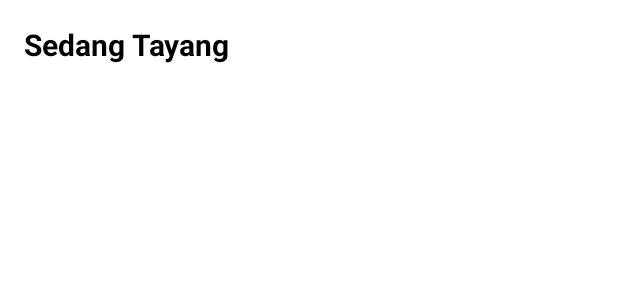
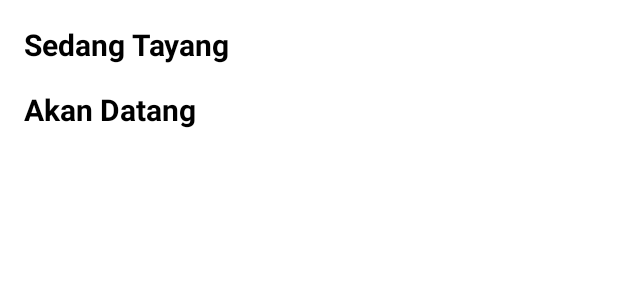
Before and after one commit to haaweejee/020001-SS-Mobile-MVVM-with-retrofit, an Android app: the layout fragment_home.xml on its own in the app's theme, with its tools: preview values and no code run, on a phone screen of 412 x 824 dp. Shown: the top 300 px of the screen. Run offline under Robolectric (Android 15) with nearby library versions, the phone set to English and light mode, and no system bars.

Commit message:
menambahkan list baru

```diff
--- a/app/src/main/java/id/himtif/android/movieapp/view/HomeFragment.kt
+++ b/app/src/main/java/id/himtif/android/movieapp/view/HomeFragment.kt
@@ -55,9 +55,13 @@ class HomeFragment : Fragment() {
     private fun initializeVerticalAdapter(){
         verticalAdapter = MovieVerticalAdapter()
         binding.apply {
-            rvVerticalList.layoutManager = LinearLayoutManager(requireContext(), LinearLayoutManager.HORIZONTAL, false)
-            rvVerticalList.adapter = verticalAdapter
-            rvVerticalList.setHasFixedSize(true)
+            rvPremierList.layoutManager = LinearLayoutManager(requireContext(), LinearLayoutManager.HORIZONTAL, false)
+            rvPremierList.adapter = verticalAdapter
+            rvPremierList.setHasFixedSize(true)
+
+            rvOnComing.layoutManager = LinearLayoutManager(requireContext(), LinearLayoutManager.HORIZONTAL, false)
+            rvOnComing.adapter = verticalAdapter
+            rvOnComing.setHasFixedSize(true)
         }
 
         verticalAdapter.setOnItemClick(object :OnItemClickCallback{
--- a/app/src/main/res/layout/fragment_home.xml
+++ b/app/src/main/res/layout/fragment_home.xml
@@ -21,13 +21,34 @@
         app:layout_constraintTop_toTopOf="parent" />
 
     <androidx.recyclerview.widget.RecyclerView
-        android:id="@+id/rvVerticalList"
+        android:id="@+id/rvPremierList"
         android:layout_width="match_parent"
         android:layout_height="wrap_content"
         android:layout_marginTop="8dp"
         app:layout_constraintStart_toStartOf="@+id/textView"
         app:layout_constraintTop_toBottomOf="@+id/textView" />
 
+    <TextView
+        android:id="@+id/titleOncoming"
+        android:layout_width="0dp"
+        android:layout_height="wrap_content"
+        android:layout_marginStart="16dp"
+        android:layout_marginTop="8dp"
+        android:text="@string/oncoming"
+        android:textColor="@color/black"
+        android:textSize="20sp"
+        android:textStyle="bold"
+        app:layout_constraintEnd_toEndOf="parent"
+        app:layout_constraintStart_toStartOf="parent"
+        app:layout_constraintTop_toBottomOf="@+id/rvPremierList" />
+
+    <androidx.recyclerview.widget.RecyclerView
+        android:id="@+id/rvOnComing"
+        android:layout_width="match_parent"
+        android:layout_height="wrap_content"
+        app:layout_constraintStart_toStartOf="@+id/textView"
+        app:layout_constraintTop_toBottomOf="@+id/titleOncoming" />
+
 
 
 
```
